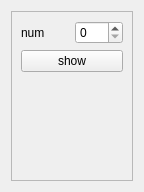
Qt form Qt/Test_NeuronNet/src/mainbox/ui/mainbox.ui (RinatB2017/mega_GIT) before a commit.
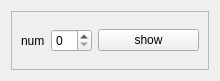
The same form after that commit.

Diff of the .ui file:
```diff
--- a/Qt/Test_NeuronNet/src/mainbox/ui/mainbox.ui
+++ b/Qt/Test_NeuronNet/src/mainbox/ui/mainbox.ui
@@ -6,14 +6,14 @@
    <rect>
     <x>0</x>
     <y>0</y>
-    <width>144</width>
-    <height>192</height>
+    <width>220</width>
+    <height>81</height>
    </rect>
   </property>
   <property name="windowTitle">
    <string>Dialog</string>
   </property>
-  <layout class="QVBoxLayout" name="verticalLayout">
+  <layout class="QHBoxLayout" name="horizontalLayout">
    <item>
     <widget class="QFrame" name="frame">
      <property name="frameShape">
@@ -22,25 +22,31 @@
      <property name="frameShadow">
       <enum>QFrame::Raised</enum>
      </property>
-     <layout class="QHBoxLayout" name="horizontalLayout_3">
-      <item>
-       <layout class="QVBoxLayout" name="display_layout"/>
-      </item>
-      <item>
-       <layout class="QVBoxLayout" name="verticalLayout_2">
+     <layout class="QVBoxLayout" name="verticalLayout_3">
         <item>
          <layout class="QHBoxLayout" name="horizontalLayout_2">
           <item>
            <widget class="QLabel" name="label">
+          <property name="sizePolicy">
+           <sizepolicy hsizetype="Fixed" vsizetype="Preferred">
+            <horstretch>0</horstretch>
+            <verstretch>0</verstretch>
+           </sizepolicy>
+          </property>
             <property name="text">
              <string>num</string>
             </property>
            </widget>
           </item>
           <item>
-           <widget class="QSpinBox" name="sb_num_image"/>
-          </item>
-         </layout>
+         <widget class="QSpinBox" name="sb_num_image">
+          <property name="sizePolicy">
+           <sizepolicy hsizetype="Fixed" vsizetype="Fixed">
+            <horstretch>0</horstretch>
+            <verstretch>0</verstretch>
+           </sizepolicy>
+          </property>
+         </widget>
         </item>
         <item>
          <widget class="QPushButton" name="btn_show">
@@ -49,19 +55,6 @@
           </property>
          </widget>
         </item>
-        <item>
-         <spacer name="verticalSpacer">
-          <property name="orientation">
-           <enum>Qt::Vertical</enum>
-          </property>
-          <property name="sizeHint" stdset="0">
-           <size>
-            <width>20</width>
-            <height>40</height>
-           </size>
-          </property>
-         </spacer>
-        </item>
        </layout>
       </item>
      </layout>
```
Left out of the diff: 3 changed lines with no effect on the pictures. Lines whose indentation alone changed are shown as unchanged.
